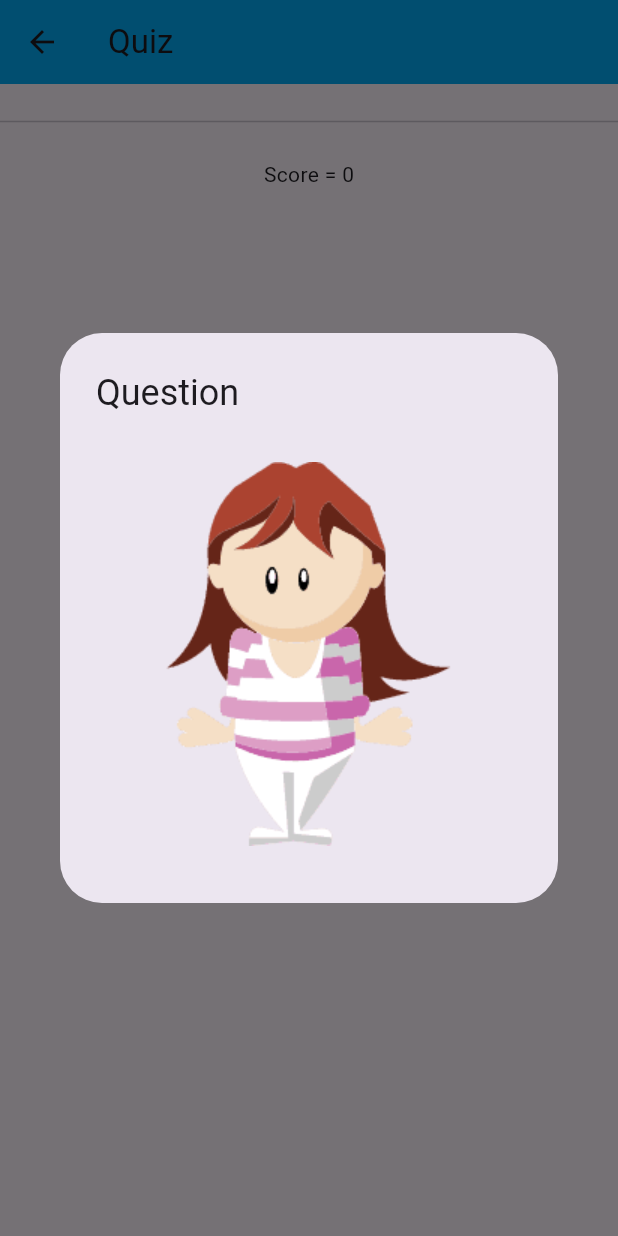
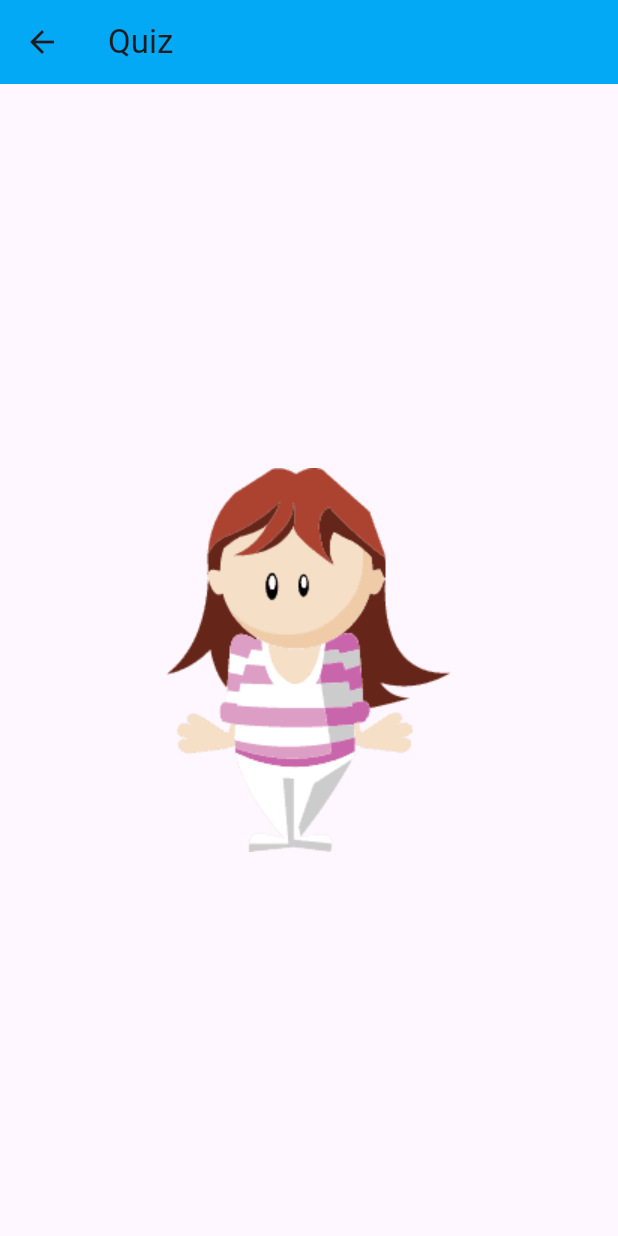
Before and after one commit to CatherineBC/ET_UTS, a Flutter app: the Game screen opened directly, on a phone screen of 412 x 824 dp. Run offline on Flutter 3.47's test engine with Material 3 defaults, Android fonts, the phone set to English and light mode, and no system bars; our stand-ins replace percent_indicator, shared_preferences; accounts and stored records are empty.

Commit message:
Update game

```diff
--- a/memorimage_160421082_160421046/lib/screen/game.dart
+++ b/memorimage_160421082_160421046/lib/screen/game.dart
@@ -1,5 +1,9 @@
 import 'dart:async';
 import 'dart:math';
+import 'dart:ui';
+import 'package:flutter/rendering.dart';
+import 'package:flutter/services.dart';
+import 'package:flutter/widgets.dart';
 import 'package:memorimage_160421082_160421046/class/question.dart';
 import 'package:memorimage_160421082_160421046/class/result.dart';
 import 'package:percent_indicator/percent_indicator.dart';
@@ -13,8 +17,11 @@ class Game extends StatefulWidget {
 }
 
 class _GameState extends State<Game> {
-  bool _showQuestion = true;
   bool _showOptions = false;
+  Color correct1 = Colors.transparent;
+  Color correct2 = Colors.transparent;
+  Color correct3 = Colors.transparent;
+  Color correct4 = Colors.transparent;
   int _maxtime = 5;
   int _hitung = 0;
   late Timer _timer;
@@ -39,8 +46,21 @@ class _GameState extends State<Game> {
 
         finishQuiz();
       }
+
       _hitung = _maxtime;
+
     });
+  }
+
+  bool cekJawaban(String answer){
+    if(answer == _questions[_question_no].answer){
+      return true;
+    }
+    else{
+      return false;
+    }
+
+
   }
 
   Future<int> checkTopScore() async {
@@ -49,29 +69,29 @@ class _GameState extends State<Game> {
     return top_point;
   }
 
-  void _showQuestionPopup() {
-    if(_question_no > _questions.length-1){
+  startTimerPlay() {
+    _timer = Timer.periodic(Duration(seconds: 3), (timer) {
+      setState(() {
+        if (_question_no > _questions.length-1) {
           _showOptions = true;
-      _showQuestion = false;
-
+          _question_no = 0;
+          _timer.cancel();
+        } else {
+          _timer.cancel();
+          startTimerDelay();
         }
-    else{
-    showDialog(
-      context: context,
-      builder: (BuildContext context) {
-        Future.delayed(Duration(seconds: 3), () {
-          setState(() {
-            _question_no++;
       });
     });
+  }
 
-        return AlertDialog(
-          title: Text('Question'),
-          content: Image.asset(_questions[_question_no].answer),
-        );
-    },
-  );
-  }
+  startTimerDelay() {
+    _timer = Timer.periodic(Duration(milliseconds: 1), (timer) {
+      setState(() {
+        _timer.cancel();
+        _question_no++;
+        startTimerPlay();
+      });
+    });
   }
 
   finishQuiz() {
@@ -112,13 +132,12 @@ class _GameState extends State<Game> {
     });
   }
 
-
   @override
   void initState() {
     super.initState();
     // _hitung--;
     _hitung = _maxtime;
-    startTimer();
+    startTimerPlay();
 
     _questions.add(QuestionObj(
         'assets/images/c-17-1.png',
@@ -151,17 +170,15 @@ class _GameState extends State<Game> {
         'assets/images/c-12-4.png',
         'assets/images/c-12-1.png'));
 
-    _showOptions = true;
-    _showQuestion = false;
+    _showOptions = false;
     _hitung = _maxtime;
     _point = 0;
 
     Future.delayed(Duration(milliseconds: 500), () {
       setState(() {
-        _showQuestion = true;
         _showOptions = false;
       });
-      _showQuestionPopup();
+      // _showQuestionPopup();
     });
   }
 
@@ -188,6 +205,7 @@ class _GameState extends State<Game> {
 
   @override
   Widget build(BuildContext context) {
+    if (_showOptions == true) {
       return Scaffold(
         appBar: AppBar(
           title: Text('Quiz'),
@@ -197,7 +215,6 @@ class _GameState extends State<Game> {
           child: Center(
             child: Column(
               children: [
-              if (_showOptions)
                 Align(
                   alignment: Alignment.topRight,
                   child: Padding(
@@ -211,35 +228,74 @@ class _GameState extends State<Game> {
                     ),
                   ),
                 ),
-              if(_showOptions)
+                if (_showOptions)
                   GridView.count(
                     crossAxisCount: 2,
                     shrinkWrap: true,
                     children: [
-                  IconButton(
-                    icon: Image.asset(_questions[_question_no].option_a),
-                    onPressed: () {
-                      checkAnswer(_questions[_question_no].option_a);
+                      GestureDetector(
+                        child: Container(
+                          child: Image.asset(_questions[_question_no].option_a),
+                          color : correct1),
+                          onTap: () {
+                          checkAnswer(_questions[_question_no].option_a); // top score
+                          setState(() {
+                             if(cekJawaban(_questions[_question_no].option_a)){
+                              correct1 == Colors.green;
+
+                             }
+                             else{
+                              correct1 == Colors.red; }//buat ubah button pny warna
+                          });
                         },
                       ),
-                  IconButton(
-                    icon: Image.asset(_questions[_question_no].option_b),
-                    onPressed: () {
-                      checkAnswer(_questions[_question_no].option_b);
+                      GestureDetector(
+                        child: Container(
+                          child: Image.asset(_questions[_question_no].option_b),
+                          color : correct2),
+                          onTap: () {
+                          checkAnswer(_questions[_question_no].option_b); // top score
+                          setState(() {
+                             if(cekJawaban(_questions[_question_no].option_a)){
+                              correct1 == Colors.green;
+
+                             }
+                             else{
+                              correct1 == Colors.red; }//buat ubah button pny warna
+                          });
                         },
                       ),
-                  IconButton(
-                    icon: Image.asset(_questions[_question_no].option_c),
-                    onPressed: () {
-                      checkAnswer(_questions[_question_no].option_c);
+                     GestureDetector(
+                        child: Container(
+                          child: Image.asset(_questions[_question_no].option_c),
+                          color : correct3),
+                          onTap: () {
+                          checkAnswer(_questions[_question_no].option_c); // top score
+                          setState(() {
+                             if(cekJawaban(_questions[_question_no].option_a)){
+                              correct1 == Colors.green;
+
+                             }
+                             else{
+                              correct1 == Colors.red; }//buat ubah button pny warna
+                          });
                         },
                       ),
-                  IconButton(
-                    icon: Image.asset(_questions[_question_no].option_d),
-                    onPressed: () {
-                      checkAnswer(_questions[_question_no].option_d);
+                      GestureDetector(
+                        child: Container(
+                          child: Image.asset(_questions[_question_no].option_d),
+                          color : correct4),
+                          onTap: () {
+                          checkAnswer(_questions[_question_no].option_d); // top score
+                          setState(() {
+                             if(cekJawaban(_questions[_question_no].option_a)){
+                              correct1 == Colors.green;
+                             }
+                             else{
+                              correct1 == Colors.red; }//buat ubah button pny warna
+                          });
                         },
-                  ),
+                      )
                     ],
                   ),
                 Divider(height: 50),
@@ -249,5 +305,15 @@ class _GameState extends State<Game> {
           ),
         ),
       );
+    } else {
+      return Scaffold(
+          appBar: AppBar(
+            title: Text('Quiz'),
+            backgroundColor: Colors.lightBlue,
+          ),
+          body: Center(
+            child: Image.asset(_questions[_question_no].answer),
+          ));
     }
   }
+}
```
Lines whose indentation alone changed are shown as unchanged.
